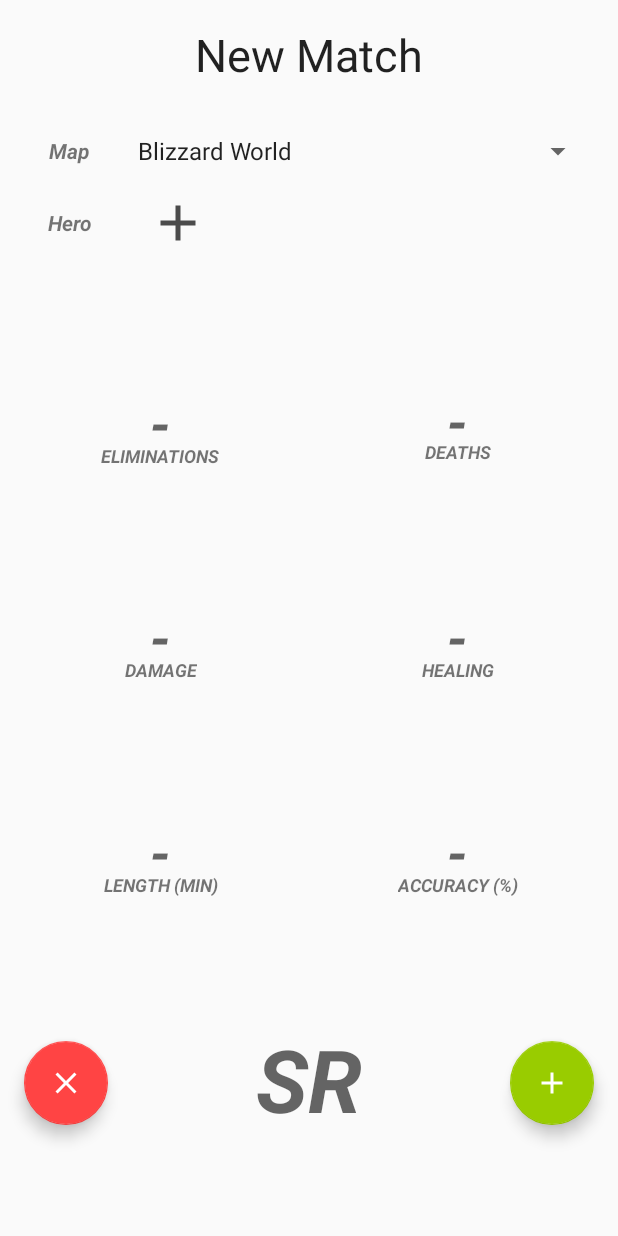
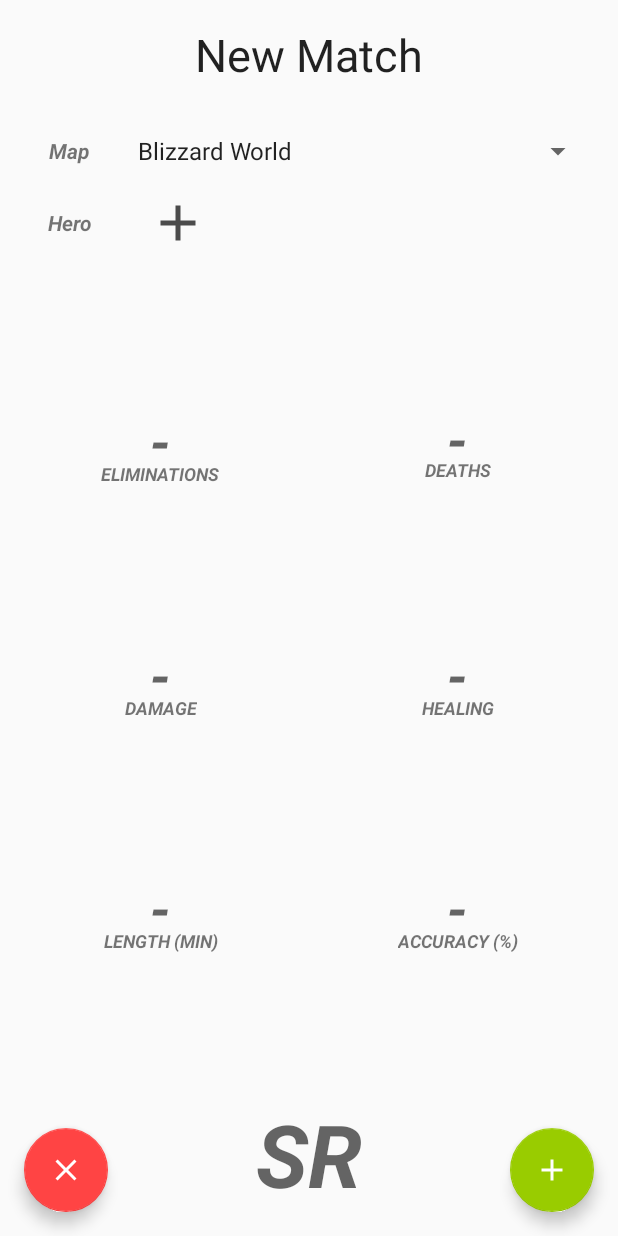
Before and after one commit to rllyy97/OverwatchStatTracker, an Android app: the fragment FragmentNewMatch shown on its own in the app's theme, on a phone screen of 412 x 824 dp. Run offline under Robolectric (Android 15) with nearby library versions, the phone set to English and light mode, and no system bars; our stand-ins replace Firebase (no records; nobody signed in at launch, a user with empty details on screens opened directly); network calls fail; 1 statement that could not run was skipped.

Commit message:
Added SR graph to profile fragment

```diff
--- a/app/src/main/java/com/onthewifi/riley/fragmentswitchpractice/FragmentNewMatch.kt
+++ b/app/src/main/java/com/onthewifi/riley/fragmentswitchpractice/FragmentNewMatch.kt
@@ -207,6 +207,7 @@ class FragmentNewMatch: Fragment(), CharacterSelectorDialog.OnInputListener {
                 userPath.child("sr").setValue(newSr)
                 // Updates Match Win Rate
                 userPath.child("matches").child(timeString).child("winRate").setValue(winRate)
+                parent.latestSnap = snap
             }
             override fun onCancelled(error: DatabaseError) {
                 Toast.makeText(context, "whoops", Toast.LENGTH_SHORT).show()
--- a/app/src/main/java/com/onthewifi/riley/fragmentswitchpractice/MainActivity.kt
+++ b/app/src/main/java/com/onthewifi/riley/fragmentswitchpractice/MainActivity.kt
@@ -20,12 +20,16 @@ class MainActivity : AppCompatActivity() {
 
     var name : String = ""
     var sr = 0
+    var winRate = 0F
+    var matchCount = 0
     var mainHero : String = ""
+
     // Firebase variables
     var user : FirebaseUser? = null
     lateinit var auth : FirebaseAuth
     lateinit var database : FirebaseDatabase
     lateinit var databaseRef : DatabaseReference
+    var latestSnap : DataSnapshot? = null
 
     private lateinit var sharedPreferences : SharedPreferences
 
@@ -59,7 +63,7 @@ class MainActivity : AppCompatActivity() {
         adapter.addFragment(FragmentTracker())
         viewPager.adapter = adapter
         // Disables swiping
-//        viewPager.beginFakeDrag()
+        viewPager.beginFakeDrag()
     }
 
     //  Function to control bottom navigation clicks
--- a/app/src/main/res/layout/fragment_new_match.xml
+++ b/app/src/main/res/layout/fragment_new_match.xml
@@ -1,7 +1,6 @@
 <?xml version="1.0" encoding="utf-8"?>
 <android.support.constraint.ConstraintLayout xmlns:android="http://schemas.android.com/apk/res/android"
     xmlns:app="http://schemas.android.com/apk/res-auto"
-    xmlns:tools="http://schemas.android.com/tools"
     android:layout_width="match_parent"
     android:layout_height="match_parent">
 
@@ -206,7 +205,7 @@
         android:focusable="true"
         android:src="@drawable/ic_add_white_24dp"
         app:backgroundTint="@android:color/holo_green_light"
-        app:layout_constraintBottom_toTopOf="@+id/space"
+        app:layout_constraintBottom_toBottomOf="parent"
         app:layout_constraintEnd_toEndOf="parent" />
 
     <android.support.design.widget.FloatingActionButton
@@ -219,14 +218,14 @@
         android:focusable="true"
         android:src="@drawable/ic_clear_white_24dp"
         app:backgroundTint="@android:color/holo_red_light"
-        app:layout_constraintBottom_toTopOf="@+id/space"
+        app:layout_constraintBottom_toBottomOf="parent"
         app:layout_constraintStart_toStartOf="parent" />
 
     <EditText
         android:id="@+id/sr"
         android:layout_width="wrap_content"
         android:layout_height="wrap_content"
-        android:layout_marginBottom="8dp"
+        android:layout_marginBottom="16dp"
         android:layout_marginEnd="16dp"
         android:layout_marginStart="16dp"
         android:background="@color/transparent"
@@ -238,14 +237,6 @@
         android:textColor="@color/colorPrimaryDark"
         android:textSize="58sp"
         android:textStyle="bold|italic"
-        app:layout_constraintBottom_toTopOf="@+id/space"
-        app:layout_constraintEnd_toEndOf="parent"
-        app:layout_constraintStart_toStartOf="parent" />
-
-    <Space
-        android:id="@+id/space"
-        android:layout_width="0dp"
-        android:layout_height="58dp"
         app:layout_constraintBottom_toBottomOf="parent"
         app:layout_constraintEnd_toEndOf="parent"
         app:layout_constraintStart_toStartOf="parent" />
--- a/app/src/main/res/values/dimens.xml
+++ b/app/src/main/res/values/dimens.xml
@@ -2,4 +2,11 @@
     <!-- Default screen margins, per the Android Design guidelines. -->
     <dimen name="activity_horizontal_margin">16dp</dimen>
     <dimen name="activity_vertical_margin">16dp</dimen>
+
+    <!-- Graph Dimensions -->
+    <dimen name="line_width">5dp</dimen>
+    <dimen name="corner_radius">10dp</dimen>
+    <dimen name="base_line_width">1dp</dimen>
+    <dimen name="scrub_line_width">1dp</dimen>
+
 </resources>
--- a/app/src/main/res/values/strings.xml
+++ b/app/src/main/res/values/strings.xml
@@ -69,5 +69,7 @@
     <string name="hero_3">Hero 3</string>
     <string name="hero_4">Hero 4</string>
     <string name="hero_5">Hero 5</string>
+    <string name="winrate">WINRATE</string>
+    <string name="sample_text">sample text</string>
 
 </resources>
--- a/app/src/main/res/values/styles.xml
+++ b/app/src/main/res/values/styles.xml
@@ -9,6 +9,7 @@
         <item name="android:statusBarColor">@color/transparent</item>
         <item name="android:windowLightStatusBar" tools:targetApi="m">true</item>
         <item name="windowNoTitle">true</item>
+        <item name="spark_SparkViewStyle">@style/MySparkViewStyle</item>
     </style>
 
     <style name="SplashTheme" parent="Theme.AppCompat.NoActionBar">
@@ -20,4 +21,22 @@
         <item name="android:statusBarColor">@color/colorPrimary</item>
     </style>
 
+    <style name="MySparkViewStyle" parent="@style/spark_SparkView">
+        <item name="spark_lineColor">@color/colorPrimaryLight</item>
+        <item name="spark_lineWidth">@dimen/line_width</item>
+        <item name="spark_cornerRadius">@dimen/corner_radius</item>
+        <item name="spark_fill">false</item>
+
+        <item name="spark_baseLineColor">@color/colorPrimaryDark</item>
+        <item name="spark_baseLineWidth">@dimen/base_line_width</item>
+
+        <item name="spark_scrubLineColor">@color/colorAccent</item>
+        <item name="spark_scrubLineWidth">@dimen/scrub_line_width</item>
+        <item name="spark_scrubEnabled">true</item>
+
+        <item name="spark_animateChanges">true</item>
+    </style>
+
+
+
 </resources>
--- a/build.gradle
+++ b/build.gradle
@@ -1,7 +1,7 @@
 // Top-level build file where you can add configuration options common to all sub-projects/modules.
 
 buildscript {
-    ext.kotlin_version = '1.2.30'
+    ext.kotlin_version = '1.2.50'
     repositories {
         google()
         jcenter()
@@ -12,7 +12,7 @@ buildscript {
 
         // NOTE: Do not place your application dependencies here; they belong
         // in the individual module build.gradle files
-        classpath 'com.google.gms:google-services:4.0.1' // google-services plugin
+        classpath 'com.google.gms:google-services:4.0.1' // googl2-services plugin
     }
 }
 
@@ -20,6 +20,7 @@ allprojects {
     repositories {
         google()
         jcenter()
+        mavenCentral()
     }
 }
 
```
Also changed, not shown: app/build.gradle (+8 -1 lines), app/src/main/java/com/onthewifi/riley/fragmentswitchpractice/FragmentProfile.kt (+48 -3 lines), app/src/main/java/com/onthewifi/riley/fragmentswitchpractice/GraphAdapter.kt (added, +49 -0 lines), app/src/main/res/drawable/button_background.xml (added, +12 -0 lines), app/src/main/res/layout/activity_main.xml (+4 -3 lines), app/src/main/res/layout/fragment_profile.xml (+17 -5 lines), 1 other file.
